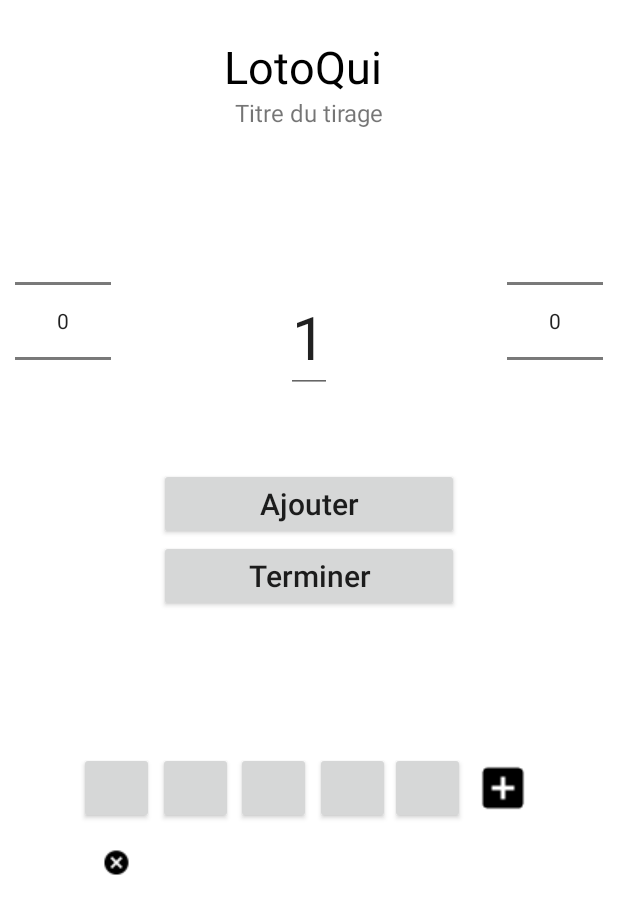
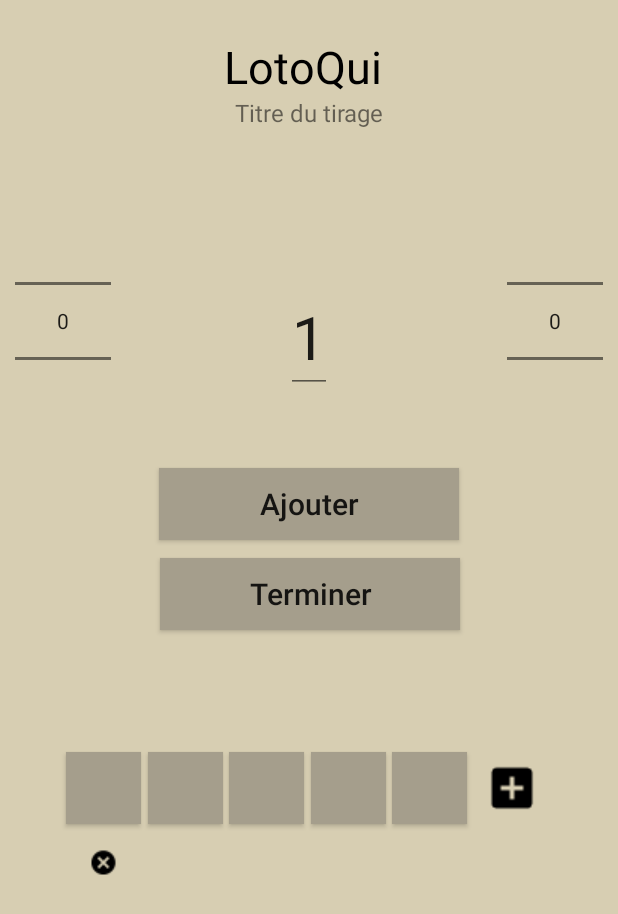
Before and after one commit to alexandreBoy/LotoQuinote, an Android app: the layout activity_draw_tracking.xml on its own in the app's theme, with its tools: preview values and no code run, on a phone screen of 412 x 824 dp. Shown: the top 914 px of the screen. Run offline under Robolectric (Android 15) with nearby library versions, the phone set to English and light mode, and no system bars; Roboto replaces fonts that are not available here.

Commit message:
Test 1 : couleurs de l'application

```diff
--- a/app/src/main/res/layout/activity_draw_list.xml
+++ b/app/src/main/res/layout/activity_draw_list.xml
@@ -5,6 +5,7 @@
     android:layout_width="match_parent"
     android:layout_height="match_parent"
     android:padding="10dp"
+    android:background="#d7ceb2"
     tools:context=".controller.DrawListActivity" >
 
     <TextView
@@ -105,6 +106,7 @@
         app:layout_constraintLeft_toLeftOf="@+id/drawListGuideline1"
         app:layout_constraintRight_toRightOf="@+id/drawListGuideline2"
         android:text="@string/drawListBackButton"
+        android:background="#a59e8c"
         android:textAllCaps="false"
         android:textSize="20sp"/>
 
--- a/app/src/main/res/layout/activity_draw_tracking.xml
+++ b/app/src/main/res/layout/activity_draw_tracking.xml
@@ -4,7 +4,7 @@
     xmlns:tools="http://schemas.android.com/tools"
     android:layout_width="match_parent"
     android:layout_height="match_parent"
-    android:background="#FFFF"
+    android:background="#d7ceb2"
     android:id="@+id/parent"
     tools:context=".controller.DrawTrackingActivity">
 
@@ -79,6 +79,7 @@
         app:layout_constraintLeft_toLeftOf="parent"
         app:layout_constraintRight_toRightOf="parent"
         android:text="@string/submitButton"
+        android:background="#a59e8c"
         android:textAllCaps="false"
         android:textSize="20sp" />
 
@@ -86,12 +87,15 @@
         android:id="@+id/activity_draw_finishButton"
         android:layout_width="200dp"
         android:layout_height="wrap_content"
-        app:layout_constraintTop_toBottomOf="@+id/activity_draw_addButton"
+        android:layout_marginTop="12dp"
+        android:background="#a59e8c"
+        android:text="@string/finishButton"
+        android:textAllCaps="false"
+        android:textSize="20sp"
+        app:layout_constraintHorizontal_bias="0.502"
         app:layout_constraintLeft_toLeftOf="parent"
         app:layout_constraintRight_toRightOf="parent"
-        android:text="@string/finishButton"
-        android:textAllCaps="false"
-        android:textSize="20sp" />
+        app:layout_constraintTop_toBottomOf="@+id/activity_draw_addButton" />
 
     <androidx.constraintlayout.widget.Guideline
         android:id="@+id/guideLine1"
@@ -143,15 +147,17 @@
         app:layout_constraintRight_toLeftOf="@+id/activity_draw_pos2List"
         app:layout_constraintTop_toBottomOf="@+id/guideLine1"
         app:layout_constraintBottom_toBottomOf="@+id/guideLine2"
-        android:layout_marginStart="20dp"
-        android:layout_marginLeft="20dp"
+        android:layout_marginStart="10dp"
+        android:layout_marginLeft="10dp"
         android:text="@string/pos1List"
+        android:background="#a59e8c"
         android:textSize="20sp" />
 
     <Button
         android:id="@+id/activity_draw_pos2List"
         android:layout_width="50dp"
         android:layout_height="wrap_content"
+        android:background="#a59e8c"
         app:layout_constraintRight_toLeftOf="@+id/activity_draw_pos3List"
         app:layout_constraintLeft_toRightOf="@+id/activity_draw_pos1List"
         app:layout_constraintTop_toBottomOf="@+id/guideLine1"
@@ -164,7 +170,8 @@
         android:id="@+id/activity_draw_pos3List"
         android:layout_width="50dp"
         android:layout_height="wrap_content"
-        app:layout_constraintRight_toLeftOf="@+id/guideLine3"
+        android:background="#a59e8c"
+        app:layout_constraintRight_toLeftOf="@+id/activity_draw_pos4List"
         app:layout_constraintLeft_toRightOf="@+id/activity_draw_pos2List"
         app:layout_constraintTop_toBottomOf="@+id/guideLine1"
         app:layout_constraintBottom_toBottomOf="@+id/guideLine2"
@@ -175,7 +182,8 @@
         android:id="@+id/activity_draw_pos4List"
         android:layout_width="50dp"
         android:layout_height="wrap_content"
-        app:layout_constraintLeft_toRightOf="@+id/guideLine3"
+        android:background="#a59e8c"
+        app:layout_constraintLeft_toRightOf="@+id/activity_draw_pos3List"
         app:layout_constraintRight_toLeftOf="@+id/activity_draw_pos5List"
         app:layout_constraintTop_toBottomOf="@+id/guideLine1"
         app:layout_constraintBottom_toBottomOf="@+id/guideLine2"
@@ -186,12 +194,13 @@
         android:id="@+id/activity_draw_pos5List"
         android:layout_width="50dp"
         android:layout_height="wrap_content"
+        android:background="#a59e8c"
+        android:text="@string/pos5List"
+        android:textSize="20sp"
+        app:layout_constraintBottom_toBottomOf="@+id/guideLine2"
         app:layout_constraintLeft_toRightOf="@+id/activity_draw_pos4List"
         app:layout_constraintRight_toLeftOf="@+id/activity_draw_pos6List"
-        app:layout_constraintTop_toBottomOf="@+id/guideLine1"
-        app:layout_constraintBottom_toBottomOf="@+id/guideLine2"
-        android:text="@string/pos5List"
-        android:textSize="20sp" />
+        app:layout_constraintTop_toBottomOf="@+id/guideLine1" />
 
     <ImageButton
         android:id="@+id/activity_draw_pos6List"
@@ -201,10 +210,10 @@
         app:layout_constraintRight_toLeftOf="@+id/guideLine6"
         app:layout_constraintTop_toBottomOf="@+id/guideLine1"
         app:layout_constraintBottom_toBottomOf="@+id/guideLine2"
-        android:layout_marginEnd="20dp"
-        android:layout_marginRight="20dp"
+        android:layout_marginEnd="10dp"
+        android:layout_marginRight="10dp"
         android:src="@drawable/baseline_add_box_black_18dp"
-        android:background="#FFFF"
+        android:background="#d7ceb2"
         android:contentDescription="@string/ContentDescriptionImageButton3" />
 
     <ImageButton
@@ -220,7 +229,7 @@
         android:layout_marginEnd="20dp"
         android:layout_marginRight="20dp"
         android:src="@drawable/baseline_cancel_black_18dp"
-        android:background="#FFFF"
+        android:background="#d7ceb2"
         android:contentDescription="@string/ContentDescriptionImageButton3" />
 
 </androidx.constraintlayout.widget.ConstraintLayout>
--- a/app/src/main/res/layout/activity_main.xml
+++ b/app/src/main/res/layout/activity_main.xml
@@ -4,7 +4,7 @@
     xmlns:tools="http://schemas.android.com/tools"
     android:layout_width="match_parent"
     android:layout_height="match_parent"
-    android:background="#FFFF"
+    android:background="#d7ceb2"
     tools:context=".controller.MainActivity">
 
     <TextView
@@ -43,6 +43,7 @@
         android:layout_width="wrap_content"
         android:layout_height="wrap_content"
         android:text="@string/createButton"
+        android:background="#a59e8c"
         app:layout_constraintBottom_toBottomOf="parent"
         app:layout_constraintEnd_toEndOf="parent"
         app:layout_constraintStart_toStartOf="parent"
--- a/app/src/main/res/layout/liste_tirages_items.xml
+++ b/app/src/main/res/layout/liste_tirages_items.xml
@@ -2,7 +2,8 @@
 <androidx.constraintlayout.widget.ConstraintLayout xmlns:android="http://schemas.android.com/apk/res/android"
     xmlns:app="http://schemas.android.com/apk/res-auto"
     android:layout_width="match_parent"
-    android:layout_height="match_parent">
+    android:layout_height="match_parent"
+    android:background="#d7ceb2">
 
 
     <TextView
--- a/app/src/main/res/values/colors.xml
+++ b/app/src/main/res/values/colors.xml
@@ -1,6 +1,6 @@
 <?xml version="1.0" encoding="utf-8"?>
 <resources>
-    <color name="colorPrimary">#6200EE</color>
-    <color name="colorPrimaryDark">#3700B3</color>
+    <color name="colorPrimary">#FFF</color>
+    <color name="colorPrimaryDark">#66635b</color>
     <color name="colorAccent">#03DAC5</color>
 </resources>
--- a/app/src/main/res/values/styles.xml
+++ b/app/src/main/res/values/styles.xml
@@ -1,7 +1,7 @@
 <resources>
 
     <!-- Base application theme. -->
-    <style name="AppTheme" parent="Theme.AppCompat.Light.DarkActionBar">
+    <style name="AppTheme" parent="Theme.AppCompat.Light.NoActionBar">
         <!-- Customize your theme here. -->
         <item name="colorPrimary">@color/colorPrimary</item>
         <item name="colorPrimaryDark">@color/colorPrimaryDark</item>
```
